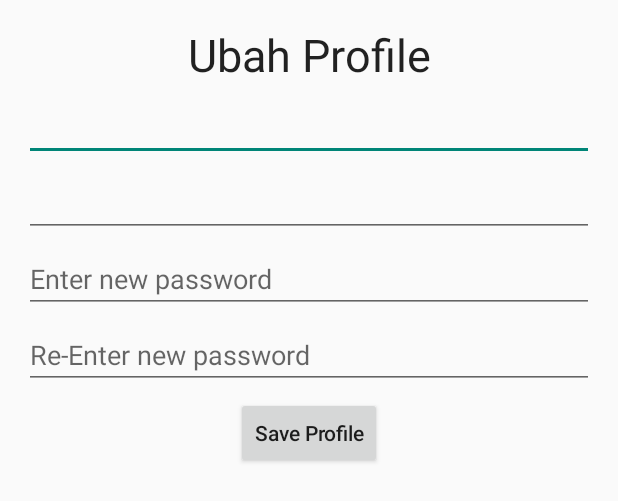
After one commit to iputumeda/kodegift, an Android app: the layout activity_change_profile.xml on its own in the app's theme, with its tools: preview values and no code run, on a phone screen of 412 x 824 dp. The commit adds this screen. Shown: the top 501 px of the screen. Run offline under Robolectric (Android 15) with nearby library versions, the phone set to English and light mode, and no system bars.

Commit message:
menambahkan ChangeProfileActivity untuk mengganti nama dan password user

```diff
--- /dev/null
+++ b/app/src/main/res/layout/activity_change_profile.xml
@@ -0,0 +1,58 @@
+<?xml version="1.0" encoding="utf-8"?>
+<LinearLayout xmlns:android="http://schemas.android.com/apk/res/android"
+    xmlns:tools="http://schemas.android.com/tools"
+    android:layout_width="match_parent"
+    android:layout_height="match_parent"
+    android:paddingBottom="@dimen/activity_vertical_margin"
+    android:paddingLeft="@dimen/activity_horizontal_margin"
+    android:paddingRight="@dimen/activity_horizontal_margin"
+    android:paddingTop="@dimen/activity_vertical_margin"
+    android:orientation="vertical"
+    tools:context="id.co.meda.survey.ChangeProfileActivity">
+
+    <TextView
+        android:layout_width="match_parent"
+        android:layout_height="wrap_content"
+        android:text="Ubah Profile"
+        android:gravity="center_horizontal"
+        android:textAppearance="?android:textAppearanceLarge"
+        android:textSize="30sp"
+        android:layout_marginBottom="5dp"/>
+
+    <EditText
+        android:layout_width="match_parent"
+        android:layout_height="wrap_content"
+        android:id="@+id/userFullName_tv_acp"
+        android:layout_marginBottom="5dp"/>
+
+    <EditText
+        android:layout_marginBottom="5dp"
+        android:layout_width="match_parent"
+        android:layout_height="wrap_content"
+        android:id="@+id/userEmail_tv_acp"
+        android:inputType="none"/>
+
+    <EditText
+        android:layout_marginBottom="5dp"
+        android:layout_width="match_parent"
+        android:layout_height="wrap_content"
+        android:hint="Enter new password"
+        android:inputType="textPassword"
+        android:id="@+id/userPassword_tv_acp"/>
+
+    <EditText
+        android:layout_marginBottom="5dp"
+        android:layout_width="match_parent"
+        android:layout_height="wrap_content"
+        android:hint="Re-Enter new password"
+        android:inputType="textPassword"
+        android:id="@+id/userRePassword_tv_acp"/>
+
+    <Button
+        android:layout_width="wrap_content"
+        android:layout_height="wrap_content"
+        android:layout_gravity="center_horizontal"
+        android:text="Save Profile"
+        android:textAllCaps="false"
+        android:id="@+id/saveProfile_b_acp"/>
+</LinearLayout>
```
Also changed, not shown: app/src/main/java/id/co/meda/survey/ChangeProfileActivity.java (added, +62 -0 lines), app/src/main/java/id/co/meda/survey/MainMenuActivity.java (+17 -0 lines).
